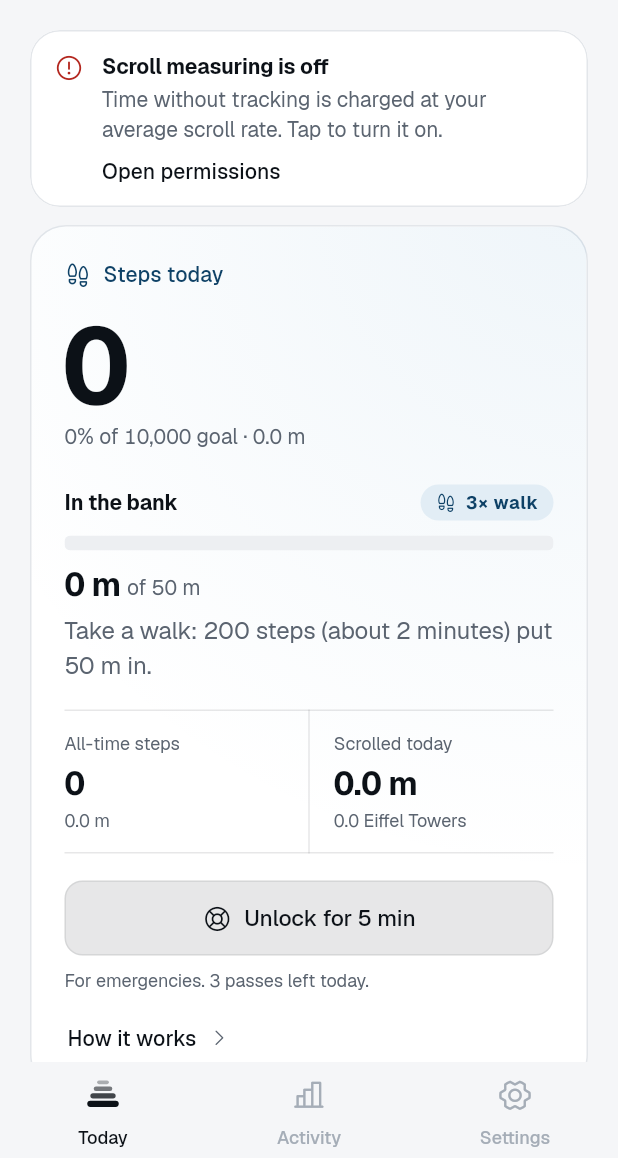
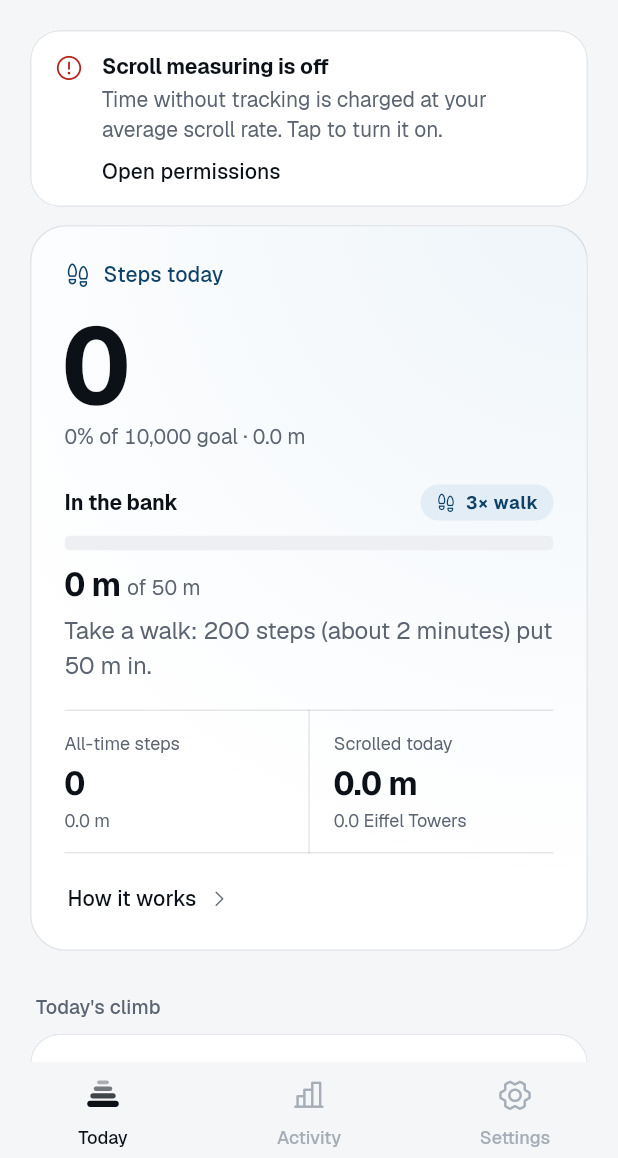
Before and after one commit to lebaaar/doomwalk, a Flutter app: the HomeScreen screen opened directly, on a phone screen of 412 x 824 dp, the part 78-1236 px from its top. Run offline on Flutter 3.47's test engine with Material 3 defaults, Android fonts, the phone set to English and light mode, and no system bars; our stand-ins replace flutter_riverpod, pedometer, permission_handler, share_plus, sqflite; missing offline and left inert: home_widget; accounts and stored records are empty; project files that could hold a hidden picture were left out.

Commit message:
Say locked, not frozen; pass button only when locked; sheet clears nav bar
- User-facing "frozen/freeze" wording is now "locked/lock" (notification,
  Today card, stories, onboarding, settings, permissions)
- Today: "Unlock for N min" only shows while apps are locked or a pass runs
- How it works sheet pads for the system navigation bar
- Notification text is just "N m scrolled today", no landmark count
- Lock card nudge "Your legs have been waiting all day." -> "Go touch some grass!"
- Settings > You explains stride length

Co-Authored-By: Claude Opus 5.5 <noreply@anthropic.com>
Claude-Session: https://claude.ai/code/session_01TaSopw7EnqwZxHa9jGioq1

```diff
--- a/lib/services/controller.dart
+++ b/lib/services/controller.dart
@@ -712,7 +712,7 @@ class DoomWalkController extends ChangeNotifier {
     );
     final text = overrideActive
         ? 'Emergency pass on until ${_hhmm(overrideUntil!)}. Scrolling is free until then.'
-        : '${formatMetres(state.scrolledTodayM)} scrolled today, ${nearestText(state.scrolledTodayM)}';
+        : '${formatMetres(state.scrolledTodayM)} scrolled today';
     final key = '$title|$text|$overridesLeft|$overrideActive';
     if (key == _lastNotif) return;
     _lastNotif = key;
@@ -985,7 +985,7 @@ class DoomWalkController extends ChangeNotifier {
 /// seed), so the card doesn't change text while it's up.
 const walkNudges = [
   'A short walk beats another hour of feed.',
-  'Your legs have been waiting all day.',
+  'Go touch some grass!',
   'Every step clears the blur a little.',
   'The feed will still be here. The sun might not.',
   'Fresh air first, then back to it. Deal?',
@@ -1036,7 +1036,7 @@ String walletHeadline({
   required double strideM,
 }) {
   final walk = stepsText(walkToUnlockM, strideM);
-  if (overdraftM >= 0.05) return 'Frozen. Walk $walk to unlock ${formatRound(unlocksM)}';
+  if (overdraftM >= 0.05) return 'Locked. Walk $walk to unlock ${formatRound(unlocksM)}';
   if (full) return 'Bank full: ${formatRound(bankM)} to scroll';
   if (bankM >= 0.5) return '${formatRound(bankM)} in the bank';
   return 'Bank empty. Walk $walk for ${formatRound(unlocksM)}';
--- a/lib/services/native_bridge.dart
+++ b/lib/services/native_bridge.dart
@@ -93,7 +93,7 @@ class ExitRecord {
         11 => 'Android turned it off for this user',
         12 => 'a process it depended on died',
         13 => 'Android ended it',
-        14 => 'it was frozen in the background',
+        14 => 'Android paused it in the background',
         15 => 'its package changed',
         16 => 'the app was updated',
         _ => 'an unknown reason',
--- a/lib/ui/home_screen.dart
+++ b/lib/ui/home_screen.dart
@@ -352,7 +352,7 @@ class _TodayCardState extends State<_TodayCard> {
                 _BankBlock(c: c, verdict: verdict, fg: fg, muted: muted),
                 const SizedBox(height: 18),
                 _Tally(c: c, fg: fg, muted: muted, onOpenActivity: widget.onOpenActivity),
-                if (owed || verdict == _Verdict.empty || pass) ...[
+                if (owed || pass) ...[
                   const SizedBox(height: 18),
                   _PassButton(c: c, fg: fg, muted: muted),
                 ],
@@ -406,10 +406,10 @@ class _BankBlock extends StatelessWidget {
     final which = apps.isEmpty ? 'your restricted apps' : _appList(c, apps);
     final line = switch (verdict) {
       _Verdict.walk => c.status.serviceConnected
-          ? '$which ${apps.length == 1 ? 'is' : 'are'} frozen. ${stepsText(unlockWalk, stride)} '
+          ? '$which ${apps.length == 1 ? 'is' : 'are'} locked. ${stepsText(unlockWalk, stride)} '
               '(${walkMinutes(unlockWalk)}) unlock ${formatRound(unlockM)}.'
           : '${stepsText(unlockWalk, stride)} unlock ${formatRound(unlockM)}. '
-              'Freezing is paused while scroll measuring is off.',
+              'Locking is paused while scroll measuring is off.',
       _Verdict.unfrozen => 'Unlocked for ${_countdown(c)}. Scrolling during the pass is free.',
       _Verdict.empty =>
         'Take a walk: ${stepsText(unlockWalk, stride)} (${walkMinutes(unlockWalk)}) put ${formatRound(unlockM)} in.',
@@ -644,12 +644,13 @@ class LedgerView extends StatelessWidget {
     final owed = c.overdraftM >= 0.05;
     return ListView(
       controller: scroll,
-      padding: const EdgeInsets.fromLTRB(24, 0, 24, 32),
+      // Edge to edge: clear the navigation bar (three-button nav is tall).
+      padding: EdgeInsets.fromLTRB(24, 0, 24, 32 + MediaQuery.viewPaddingOf(context).bottom),
       children: [
         Text('How it works', style: t.titleLarge),
         const SizedBox(height: 8),
         rule(Ph.footprints, 'Walking fills your bank. It starts empty each day and holds up to ${formatRound(cfg.bankCapM)}.'),
-        rule(Ph.squaresFour, 'Scrolling spends it. When it\'s empty, apps freeze until you walk.'),
+        rule(Ph.squaresFour, 'Scrolling spends it. When it\'s empty, apps lock until you walk.'),
         rule(Ph.lightning, 'The more you scroll today, the more walking each metre costs:'),
         const SizedBox(height: 4),
         PriceTable(config: c.config, currentPrice: c.priceNow),
--- a/lib/ui/intro_stories.dart
+++ b/lib/ui/intro_stories.dart
@@ -250,9 +250,9 @@ List<_Slide> _buildSlides(WalletConfig c) {
       visual: _TableVisual(config: c),
     ),
     _Slide(
-      title: 'Bank empty? The app freezes',
+      title: 'Bank empty? The app locks',
       body:
-          'Keep scrolling with an empty bank and the app frosts over until you walk. '
+          'Keep scrolling with an empty bank and the app locks behind a blur until you walk. '
           'Calls, maps, banking and emergency apps are never touched.',
       visual: _FrostVisual(steps: fillSteps, unlocks: cap),
     ),
--- a/lib/ui/onboarding_screen.dart
+++ b/lib/ui/onboarding_screen.dart
@@ -188,7 +188,7 @@ class _OnboardingScreenState extends ConsumerState<OnboardingScreen> with Widget
             Text(
               'Walking fills a small bank of scrolling, and social apps spend it. It starts empty every day and '
               'holds up to ${formatRound(_c.bankCapM)}. Each metre of scrolling costs ${formatRound(_c.config.startPrice)} '
-              'of walking at first, and more the more you scroll. Run out, and the apps freeze until you go.',
+              'of walking at first, and more the more you scroll. Run out, and the apps lock until you go.',
               style: t.bodyLarge?.copyWith(color: context.colors.muted),
             ),
             const SizedBox(height: 32),
--- a/lib/ui/permissions_screen.dart
+++ b/lib/ui/permissions_screen.dart
@@ -118,7 +118,7 @@ class _PermissionsScreenState extends ConsumerState<PermissionsScreen> with Widg
                   ? 'On and running'
                   : st.accessibilityEnabled
                       ? 'On, but not running'
-                      : 'Off. Nothing is measured or frozen.',
+                      : 'Off. Nothing is measured or locked.',
               action: 'Accessibility',
               onTap: c.native.openAccessibilitySettings,
             ),
@@ -258,7 +258,7 @@ class _StoppedCard extends StatelessWidget {
           ]),
           const SizedBox(height: 8),
           Text(
-            'It\'s switched on in Settings, but Android isn\'t running it, so nothing is measured or frozen. $why',
+            'It\'s switched on in Settings, but Android isn\'t running it, so nothing is measured or locked. $why',
             style: t.bodyMedium?.copyWith(color: col.muted),
           ),
           if (showAdbHint && exit?.description != null) ...[
```
Also changed, not shown: lib/ui/settings_screen.dart (+5 -4 lines).
